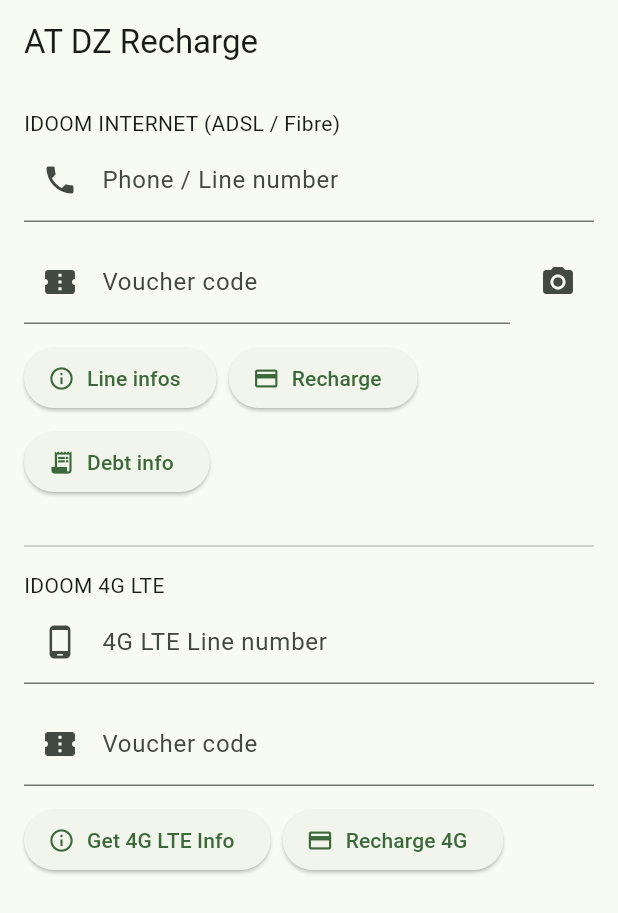
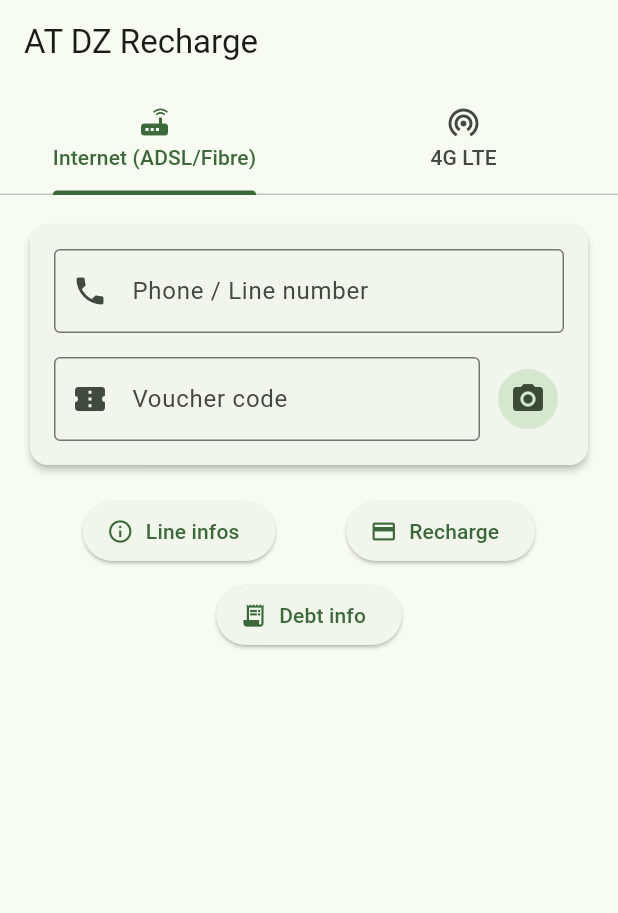
Before and after one commit to lauramikodo-star/alkom, a Flutter app: the screen it shows after launch, on a phone screen of 412 x 824 dp. Shown: the top 913 px of the screen. Run offline on Flutter 3.47's test engine with Material 3 defaults, Android fonts, the phone set to English and light mode, and no system bars; our stand-ins replace image_picker.

Commit message:
Add scan voucher to 4G LTE and improve UI with tabs
- Refactored `AppState` into `lib/providers/app_state.dart`.
- Updated `HomeScreen` to use `DefaultTabController` with "Internet" and "4G LTE" tabs.
- Refactored `_scanVoucher` to support different text controllers.
- Added scan button to 4G LTE tab.
- Improved UI with Cards and better spacing.

```diff
--- a/lib/main.dart
+++ b/lib/main.dart
@@ -1,5 +1,6 @@
 import 'package:flutter/material.dart';
 import 'package:provider/provider.dart';
+import 'providers/app_state.dart';
 import 'screens/home_screen.dart';
 
 void main() {
--- /dev/null
+++ b/lib/providers/app_state.dart
@@ -0,0 +1,46 @@
+import 'package:flutter/material.dart';
+import '../services/algerie_telecom_api.dart';
+import '../services/gemini_api.dart';
+
+class AppState extends ChangeNotifier {
+  final api = AlgerieTelecomApi();
+  final geminiApi = GeminiApi("AIzaSyAS6l7qi0RhVjzXR3u6sDdtNTHmESOQMzQ");
+  Map<String, dynamic>? lineInfo;
+  Map<String, dynamic>? line4gInfo;
+  String? lastMessage;
+  bool loading = false;
+
+  Future<void> fetchInfo(String number) async {
+    loading = true;
+    notifyListeners();
+    lineInfo = await api.getLineInfo(number);
+    loading = false;
+    notifyListeners();
+  }
+
+  Future<void> fetch4gInfo(String number) async {
+    loading = true;
+    notifyListeners();
+    line4gInfo = await api.get4gLineInfo(number);
+    loading = false;
+    notifyListeners();
+  }
+
+  Future<Map<String, dynamic>> pay(String number, String voucher) async {
+    loading = true;
+    notifyListeners();
+    final res = await api.recharge(number: number, voucher: voucher);
+    loading = false;
+    notifyListeners();
+    return res;
+  }
+
+  Future<Map<String, dynamic>> debt(String number) async {
+    loading = true;
+    notifyListeners();
+    final res = await api.checkDebt(number);
+    loading = false;
+    notifyListeners();
+    return res;
+  }
+}
--- a/lib/screens/home_screen.dart
+++ b/lib/screens/home_screen.dart
@@ -2,51 +2,7 @@ import 'dart:io';
 import 'package:flutter/material.dart';
 import 'package:image_picker/image_picker.dart';
 import 'package:provider/provider.dart';
-import '../services/algerie_telecom_api.dart';
-import '../services/gemini_api.dart';
-
-class AppState extends ChangeNotifier {
-  final api = AlgerieTelecomApi();
-  final geminiApi = GeminiApi("AIzaSyAS6l7qi0RhVjzXR3u6sDdtNTHmESOQMzQ");
-  Map<String, dynamic>? lineInfo;
-  Map<String, dynamic>? line4gInfo;
-  String? lastMessage;
-  bool loading = false;
-
-  Future<void> fetchInfo(String number) async {
-    loading = true;
-    notifyListeners();
-    lineInfo = await api.getLineInfo(number);
-    loading = false;
-    notifyListeners();
-  }
-
-  Future<void> fetch4gInfo(String number) async {
-    loading = true;
-    notifyListeners();
-    line4gInfo = await api.get4gLineInfo(number);
-    loading = false;
-    notifyListeners();
-  }
-
-  Future<Map<String, dynamic>> pay(String number, String voucher) async {
-    loading = true;
-    notifyListeners();
-    final res = await api.recharge(number: number, voucher: voucher);
-    loading = false;
-    notifyListeners();
-    return res;
-  }
-
-  Future<Map<String, dynamic>> debt(String number) async {
-    loading = true;
-    notifyListeners();
-    final res = await api.checkDebt(number);
-    loading = false;
-    notifyListeners();
-    return res;
-  }
-}
+import '../providers/app_state.dart';
 
 class HomeScreen extends StatefulWidget {
   const HomeScreen({super.key});
@@ -67,7 +23,7 @@ class _HomeScreenState extends State<HomeScreen> {
     );
   }
 
-  Future<void> _scanVoucher() async {
+  Future<void> _scanVoucher(TextEditingController controller) async {
     final state = context.read<AppState>();
     final ImagePicker picker = ImagePicker();
 
@@ -96,7 +52,7 @@ class _HomeScreenState extends State<HomeScreen> {
       _showSnack('⚡ Scanning with AI...', color: Colors.orange);
       try {
         final code = await state.geminiApi.extractVoucherCode(File(image.path));
-        _voucherCtrl.text = code;
+        controller.text = code;
         _showSnack('✅ Voucher code found!', color: Colors.green);
       } catch (e) {
         _showSnack('❌ Error: $e', color: Colors.red);
@@ -147,15 +103,42 @@ class _HomeScreenState extends State<HomeScreen> {
   Widget build(BuildContext context) {
     final state = context.watch<AppState>();
 
-    return Scaffold(
-      appBar: AppBar(title: const Text('AT DZ Recharge')),
+    return DefaultTabController(
+      length: 2,
+      child: Scaffold(
+        appBar: AppBar(
+          title: const Text('AT DZ Recharge'),
+          bottom: const TabBar(
+            tabs: [
+              Tab(text: 'Internet (ADSL/Fibre)', icon: Icon(Icons.router)),
+              Tab(text: '4G LTE', icon: Icon(Icons.wifi_tethering)),
+            ],
+          ),
+        ),
         body: SafeArea(
-        child: SingleChildScrollView(
+          child: TabBarView(
+            children: [
+              _buildAdslTab(state),
+              _build4gTab(state),
+            ],
+          ),
+        ),
+      ),
+    );
+  }
+
+  Widget _buildAdslTab(AppState state) {
+    return SingleChildScrollView(
       padding: const EdgeInsets.all(16),
       child: Column(
         crossAxisAlignment: CrossAxisAlignment.stretch,
         children: [
-              const Text("IDOOM INTERNET (ADSL / Fibre)"),
+          Card(
+            elevation: 2,
+            child: Padding(
+              padding: const EdgeInsets.all(16.0),
+              child: Column(
+                children: [
                   TextField(
                     controller: _numberCtrl,
                     keyboardType: TextInputType.phone,
@@ -163,9 +146,10 @@ class _HomeScreenState extends State<HomeScreen> {
                       labelText: 'Phone / Line number',
                       hintText: '021.. or 05..',
                       prefixIcon: Icon(Icons.phone),
+                      border: OutlineInputBorder(),
                     ),
                   ),
-              const SizedBox(height: 12),
+                  const SizedBox(height: 16),
                   Row(
                     children: [
                       Expanded(
@@ -174,21 +158,27 @@ class _HomeScreenState extends State<HomeScreen> {
                           decoration: const InputDecoration(
                             labelText: 'Voucher code',
                             prefixIcon: Icon(Icons.confirmation_number),
+                            border: OutlineInputBorder(),
                           ),
                         ),
                       ),
                       const SizedBox(width: 8),
-                  IconButton(
-                    onPressed: _scanVoucher,
+                      IconButton.filledTonal(
+                        onPressed: () => _scanVoucher(_voucherCtrl),
                         icon: const Icon(Icons.camera_alt),
                         tooltip: 'Scan Voucher',
                       )
                     ],
                   ),
-              const SizedBox(height: 12),
+                ],
+              ),
+            ),
+          ),
+          const SizedBox(height: 16),
           Wrap(
             spacing: 8,
             runSpacing: 8,
+            alignment: WrapAlignment.spaceEvenly,
             children: [
               ElevatedButton.icon(
                 onPressed: state.loading
@@ -244,9 +234,26 @@ class _HomeScreenState extends State<HomeScreen> {
             ],
           ),
           const SizedBox(height: 16),
+          if (state.loading) const LinearProgressIndicator(),
+          const SizedBox(height: 16),
           if (state.lineInfo != null) _InfoCard(data: state.lineInfo!),
-              const Divider(height: 32),
-              const Text("IDOOM 4G LTE"),
+        ],
+      ),
+    );
+  }
+
+  Widget _build4gTab(AppState state) {
+    return SingleChildScrollView(
+      padding: const EdgeInsets.all(16),
+      child: Column(
+        crossAxisAlignment: CrossAxisAlignment.stretch,
+        children: [
+          Card(
+            elevation: 2,
+            child: Padding(
+              padding: const EdgeInsets.all(16.0),
+              child: Column(
+                children: [
                   TextField(
                     controller: _4gNumberCtrl,
                     keyboardType: TextInputType.phone,
@@ -254,20 +261,39 @@ class _HomeScreenState extends State<HomeScreen> {
                       labelText: '4G LTE Line number',
                       hintText: '213...',
                       prefixIcon: Icon(Icons.phone_android),
+                      border: OutlineInputBorder(),
                     ),
                   ),
-              const SizedBox(height: 12),
-              TextField(
+                  const SizedBox(height: 16),
+                  Row(
+                    children: [
+                      Expanded(
+                        child: TextField(
                           controller: _4gVoucherCtrl,
                           decoration: const InputDecoration(
                             labelText: 'Voucher code',
                             prefixIcon: Icon(Icons.confirmation_number),
+                            border: OutlineInputBorder(),
                           ),
                         ),
-              const SizedBox(height: 12),
+                      ),
+                      const SizedBox(width: 8),
+                      IconButton.filledTonal(
+                        onPressed: () => _scanVoucher(_4gVoucherCtrl),
+                        icon: const Icon(Icons.camera_alt),
+                        tooltip: 'Scan Voucher',
+                      )
+                    ],
+                  ),
+                ],
+              ),
+            ),
+          ),
+          const SizedBox(height: 16),
           Wrap(
             spacing: 8,
             runSpacing: 8,
+            alignment: WrapAlignment.spaceEvenly,
             children: [
               ElevatedButton.icon(
                 onPressed: state.loading
@@ -310,8 +336,6 @@ class _HomeScreenState extends State<HomeScreen> {
           if (state.line4gInfo != null)
             _4gInfoCard(data: state.line4gInfo!),
         ],
-          ),
-        ),
       ),
     );
   }
```
Lines whose indentation alone changed are shown as unchanged.
